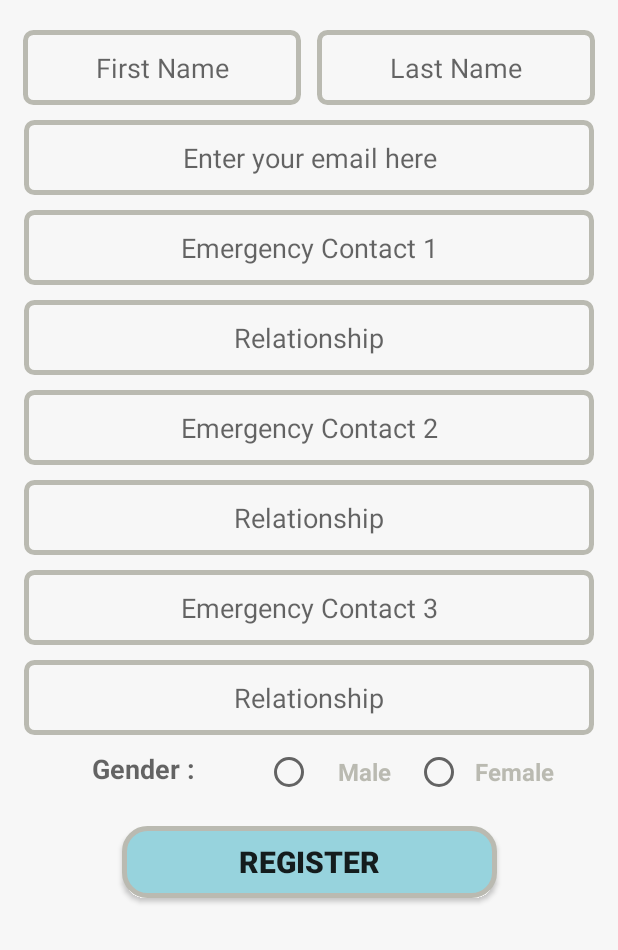
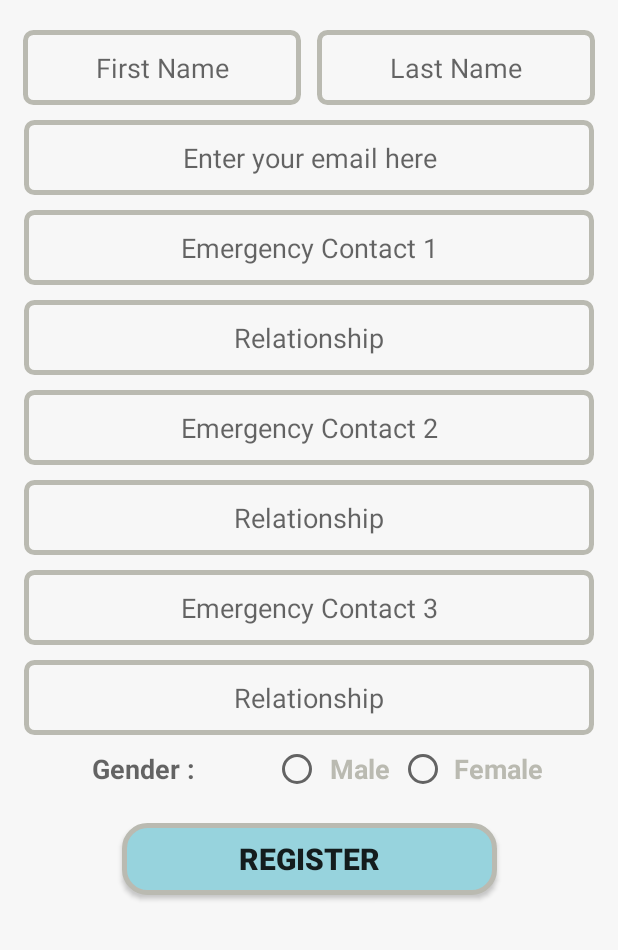
Before and after one commit to HelpMeApp2022/Help_Me_App, an Android app: the RegisterPage screen opened directly, with no data from a screen before it, on a phone screen of 412 x 824 dp, the part 286-1236 px from its top. Run offline under Robolectric (Android 15) with nearby library versions, the phone set to English and light mode, and no system bars.

Commit message:
Details correction by shrishti

```diff
--- a/app/src/main/java/com/example/helpmeapp/SettingsPage.java
+++ b/app/src/main/java/com/example/helpmeapp/SettingsPage.java
@@ -15,7 +15,7 @@ public class SettingsPage extends AppCompatActivity {
         setContentView(R.layout.activity_settings_page);
 
         //Action Bar
-        ColorDrawable colorDrawable = new ColorDrawable(Color.parseColor("#4e4b49"));
+        ColorDrawable colorDrawable = new ColorDrawable(Color.parseColor("#97d3dd"));
 
         //Set BackgroundDrawable
         ActionBar actionBar;
--- a/app/src/main/res/layout/activity_register_page.xml
+++ b/app/src/main/res/layout/activity_register_page.xml
@@ -197,13 +197,14 @@
 
         <RadioButton
             android:id="@+id/radioButtonMale"
-            android:layout_width="100dp"
+            android:layout_width="84dp"
             android:layout_height="wrap_content"
-            android:layout_marginTop="7dp"
+            android:layout_marginLeft="5dp"
+            android:layout_marginTop="5dp"
             android:text="Male"
             android:textAlignment="center"
             android:textColor="#babab1"
-            android:textSize="16sp"
+            android:textSize="18sp"
             android:textStyle="bold"
             tools:ignore="TouchTargetSizeCheck" />
 
@@ -211,11 +212,11 @@
             android:id="@+id/radioButtonFemale"
             android:layout_width="100dp"
             android:layout_height="wrap_content"
-            android:layout_marginTop="7dp"
+            android:layout_marginTop="5dp"
             android:text="Female"
             android:textAlignment="center"
             android:textColor="#babab1"
-            android:textSize="16sp"
+            android:textSize="18sp"
             android:textStyle="bold"
             tools:ignore="TouchTargetSizeCheck" />
     </RadioGroup>
--- a/app/src/main/res/values/colors.xml
+++ b/app/src/main/res/values/colors.xml
@@ -2,7 +2,7 @@
 <resources>
     <color name="purple_200">#FFBB86FC</color>
     <color name="purple_500">#FF6200EE</color>
-    <color name="purple_700">#FF3700B3</color>
+    <color name="purple_700">#4e4b49</color>
     <color name="teal_200">#FF03DAC5</color>
     <color name="teal_700">#FF018786</color>
     <color name="black">#FF000000</color>
```
